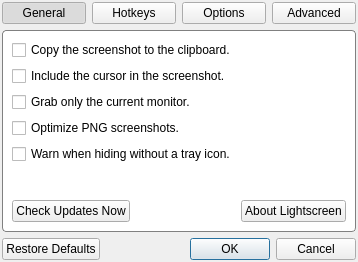
Old version of the form dialogs/optionsdialog.ui in the repository manjeetdahiya/lightscreen-clone.
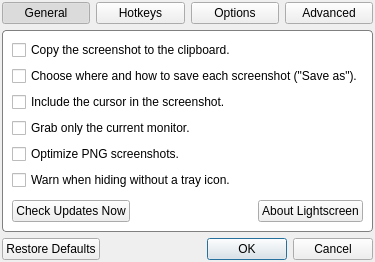
New version of the form. The open tabs and pages were chosen to show the change. Icons and pictures are not drawn. Custom widgets are drawn as their Qt base class.

Diff of the .ui file:
```diff
--- a/dialogs/optionsdialog.ui
+++ b/dialogs/optionsdialog.ui
@@ -761,6 +761,13 @@
          </property>
         </widget>
        </item>
+       <item>
+        <widget class="QCheckBox" name="saveAsCheckBox">
+         <property name="text">
+          <string>Choose where and how to save each screenshot (&quot;Save as&quot;).</string>
+         </property>
+        </widget>
+       </item>
        <item>
         <widget class="QCheckBox" name="cursorCheckBox">
          <property name="text">
```
